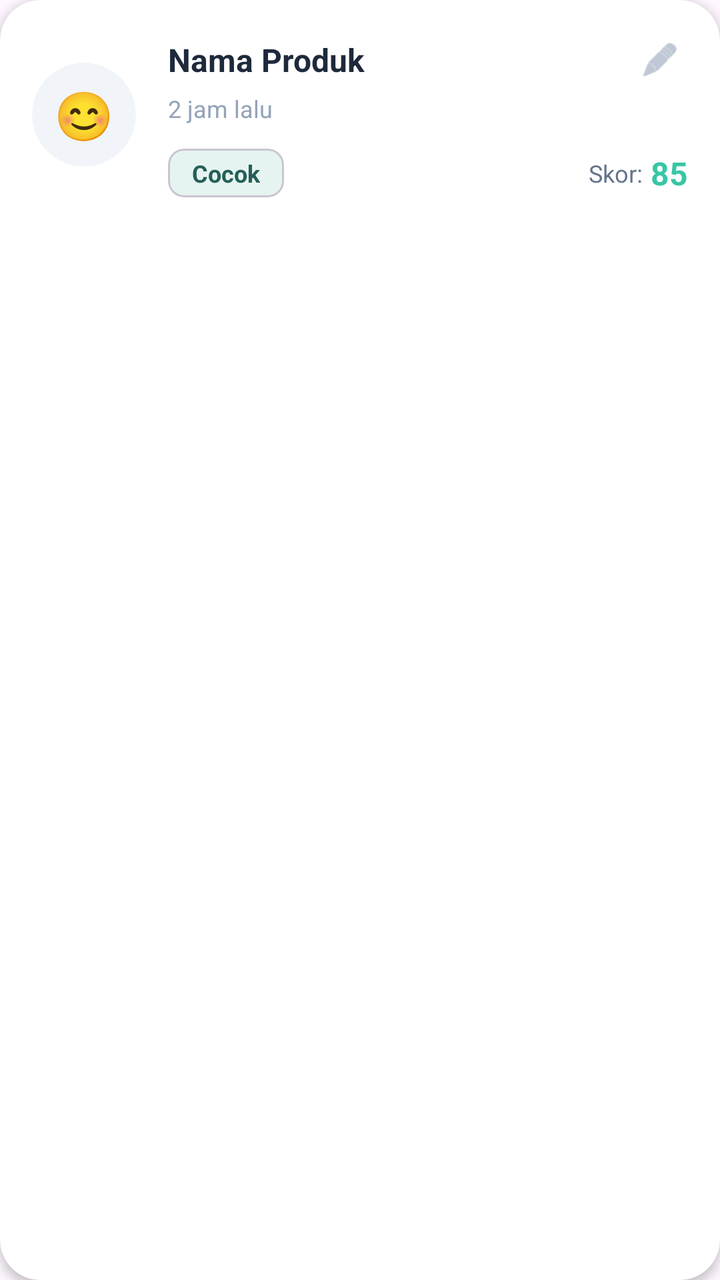
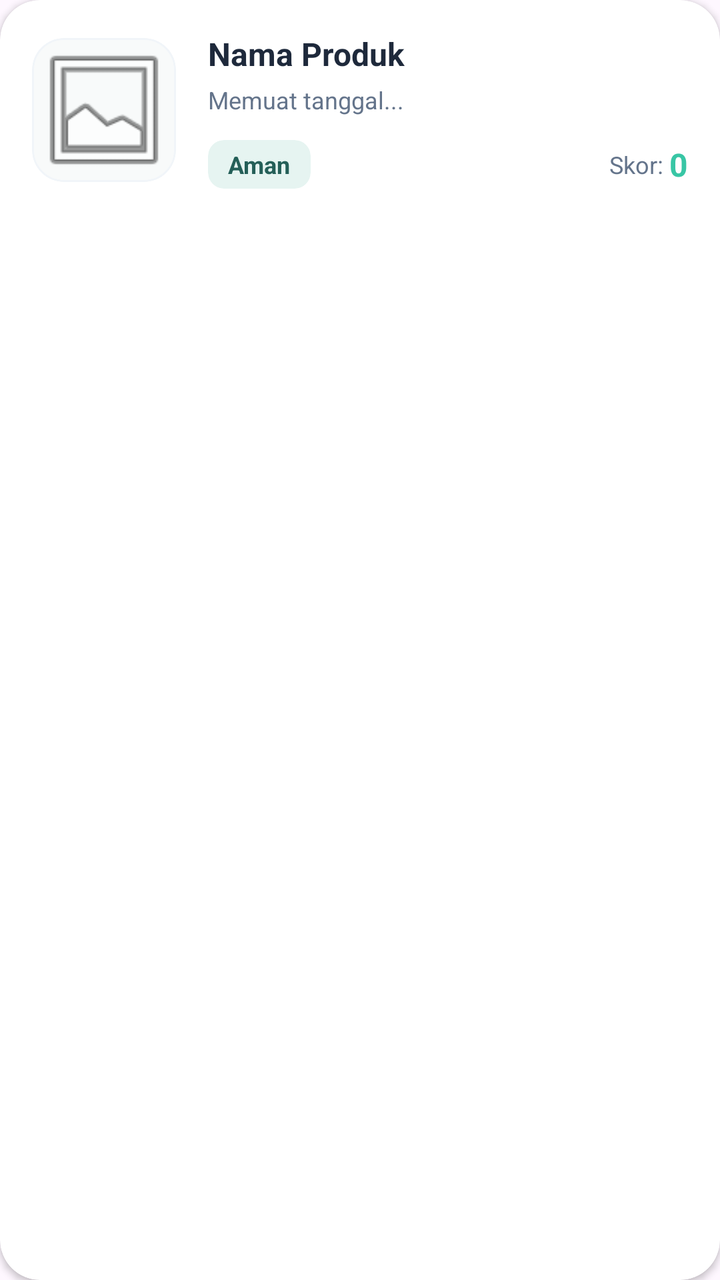

Screens rendered from an Android XML layout before and after an edit, with the pre-edit source and the edit as a unified diff.
<!-- AndroidManifest.xml: application theme Theme.kaktuan -->
<!-- res/layout/item_history.xml -->
<?xml version="1.0" encoding="utf-8"?>
<com.google.android.material.card.MaterialCardView
    xmlns:android="http://schemas.android.com/apk/res/android"
    xmlns:app="http://schemas.android.com/apk/res-auto"
    android:layout_width="match_parent"
    android:layout_height="wrap_content"
    android:layout_marginHorizontal="16dp"
    android:layout_marginTop="8dp"
    android:layout_marginBottom="8dp"
    android:clickable="true"
    android:focusable="true"
    android:foreground="?attr/selectableItemBackground"
    app:cardCornerRadius="20dp"
    app:cardElevation="3dp"
    app:cardBackgroundColor="@color/white"
    app:strokeWidth="0dp"> <LinearLayout
    android:layout_width="match_parent"
    android:layout_height="wrap_content"
    android:orientation="horizontal"
    android:padding="16dp"
    android:gravity="center_vertical">

    <com.google.android.material.card.MaterialCardView
        android:id="@+id/cvIconBg"
        android:layout_width="52dp"
        android:layout_height="52dp"
        android:layout_marginEnd="16dp"
        app:cardCornerRadius="26dp"
        app:cardBackgroundColor="#F1F5F9"
        app:strokeWidth="0dp"
        app:cardElevation="0dp">

        <TextView
            android:id="@+id/tvScoreIcon"
            android:layout_width="match_parent"
            android:layout_height="match_parent"
            android:gravity="center"
            android:text="😊"
            android:textSize="24sp" />
    </com.google.android.material.card.MaterialCardView>

    <LinearLayout
        android:layout_width="0dp"
        android:layout_height="wrap_content"
        android:layout_weight="1"
        android:orientation="vertical">

        <LinearLayout
            android:layout_width="match_parent"
            android:layout_height="wrap_content"
            android:orientation="horizontal"
            android:gravity="center_vertical">

            <TextView
                android:id="@+id/tvNamaProduk"
                android:layout_width="0dp"
                android:layout_height="wrap_content"
                android:layout_weight="1"
                android:text="Nama Produk"
                android:textColor="#1E293B"
                android:textSize="16sp"
                android:textStyle="bold"
                android:maxLines="1"
                android:ellipsize="end" />

            <ImageView
                android:id="@+id/btnEditName"
                android:layout_width="28dp"
                android:layout_height="28dp"
                android:background="?attr/selectableItemBackgroundBorderless"
                android:padding="4dp"
                android:src="@android:drawable/ic_menu_edit"
                app:tint="#94A3B8" />
        </LinearLayout>

        <TextView
            android:id="@+id/tvWaktu"
            android:layout_width="wrap_content"
            android:layout_height="wrap_content"
            android:layout_marginTop="2dp"
            android:text="2 jam lalu"
            android:textColor="#94A3B8"
            android:textSize="12sp" />

        <LinearLayout
            android:layout_width="match_parent"
            android:layout_height="wrap_content"
            android:orientation="horizontal"
            android:gravity="center_vertical"
            android:layout_marginTop="12dp">

            <com.google.android.material.card.MaterialCardView
                android:layout_width="wrap_content"
                android:layout_height="wrap_content"
                app:cardCornerRadius="8dp"
                app:cardBackgroundColor="#E6F4F1"
                app:cardElevation="0dp">
                <TextView
                    android:id="@+id/tvBadgeStatus"
                    android:layout_width="wrap_content"
                    android:layout_height="wrap_content"
                    android:text="Cocok"
                    android:textSize="12sp"
                    android:textStyle="bold"
                    android:textColor="#245F58"
                    android:paddingHorizontal="12dp"
                    android:paddingVertical="4dp" />
            </com.google.android.material.card.MaterialCardView>

            <View
                android:layout_width="0dp"
                android:layout_height="1dp"
                android:layout_weight="1" />

            <TextView
                android:layout_width="wrap_content"
                android:layout_height="wrap_content"
                android:text="Skor:"
                android:textColor="#64748B"
                android:textSize="12sp"
                android:layout_marginEnd="4dp"/>

            <TextView
                android:id="@+id/tvHealthScore"
                android:layout_width="wrap_content"
                android:layout_height="wrap_content"
                android:text="85"
                android:textColor="#38C6A5"
                android:textSize="16sp"
                android:textStyle="bold" />
        </LinearLayout>
    </LinearLayout>
</LinearLayout>
</com.google.android.material.card.MaterialCardView>
<!-- resources referenced by this layout -->
<resources>
  <color name="white">#FFFFFFFF</color>
  <style name="Theme.kaktuan" parent="Base.Theme.kaktuan" />
  <style name="Base.Theme.kaktuan" parent="Theme.Material3.DayNight.NoActionBar">
  
          <item name="colorPrimary">#1D5A5A</item>
          <item name="colorSecondary">#1D5A5A</item>
          <item name="colorTertiary">#1D5A5A</item>
  
          <item name="android:statusBarColor">#1D5A5A</item>
  
      </style>
</resources>

<!-- the commit's change to res/layout/item_history.xml (unified diff, before → after) -->
@@ -4,131 +4,116 @@
     xmlns:app="http://schemas.android.com/apk/res-auto"
     android:layout_width="match_parent"
     android:layout_height="wrap_content"
-    android:layout_marginHorizontal="16dp"
+    android:layout_marginHorizontal="20dp"
     android:layout_marginTop="8dp"
-    android:layout_marginBottom="8dp"
+    android:layout_marginBottom="12dp"
     android:clickable="true"
     android:focusable="true"
     android:foreground="?attr/selectableItemBackground"
     app:cardCornerRadius="20dp"
-    app:cardElevation="3dp"
+    app:cardElevation="2dp"
     app:cardBackgroundColor="@color/white"
-    app:strokeWidth="0dp"> <LinearLayout
-    android:layout_width="match_parent"
-    android:layout_height="wrap_content"
-    android:orientation="horizontal"
-    android:padding="16dp"
-    android:gravity="center_vertical">
-
-    <com.google.android.material.card.MaterialCardView
-        android:id="@+id/cvIconBg"
-        android:layout_width="52dp"
-        android:layout_height="52dp"
-        android:layout_marginEnd="16dp"
-        app:cardCornerRadius="26dp"
-        app:cardBackgroundColor="#F1F5F9"
-        app:strokeWidth="0dp"
-        app:cardElevation="0dp">
-
-        <TextView
-            android:id="@+id/tvScoreIcon"
-            android:layout_width="match_parent"
-            android:layout_height="match_parent"
-            android:gravity="center"
-            android:text="😊"
-            android:textSize="24sp" />
-    </com.google.android.material.card.MaterialCardView>
+    app:strokeWidth="0dp">
 
     <LinearLayout
-        android:layout_width="0dp"
+        android:layout_width="match_parent"
         android:layout_height="wrap_content"
-        android:layout_weight="1"
-        android:orientation="vertical">
+        android:orientation="horizontal"
+        android:padding="16dp"
+        android:gravity="center_vertical">
+
+        <com.google.android.material.card.MaterialCardView
+            android:layout_width="72dp"
+            android:layout_height="72dp"
+            android:layout_marginEnd="16dp"
+            app:cardCornerRadius="16dp"
+            app:cardBackgroundColor="#F8FAFA"
+            app:strokeWidth="1dp"
+            app:strokeColor="#F1F5F9"
+            app:cardElevation="0dp">
+
+            <ImageView
+                android:id="@+id/ivHistoryPhoto"
+                android:layout_width="match_parent"
+                android:layout_height="match_parent"
+                android:scaleType="centerCrop"
+                android:src="@android:drawable/ic_menu_gallery" />
+        </com.google.android.material.card.MaterialCardView>
 
         <LinearLayout
-            android:layout_width="match_parent"
+            android:layout_width="0dp"
             android:layout_height="wrap_content"
-            android:orientation="horizontal"
-            android:gravity="center_vertical">
+            android:layout_weight="1"
+            android:orientation="vertical">
 
             <TextView
                 android:id="@+id/tvNamaProduk"
-                android:layout_width="0dp"
+                android:layout_width="match_parent"
                 android:layout_height="wrap_content"
-                android:layout_weight="1"
                 android:text="Nama Produk"
                 android:textColor="#1E293B"
                 android:textSize="16sp"
                 android:textStyle="bold"
-                android:maxLines="1"
+                android:maxLines="2"
                 android:ellipsize="end" />
 
-            <ImageView
-                android:id="@+id/btnEditName"
-                android:layout_width="28dp"
-                android:layout_height="28dp"
-                android:background="?attr/selectableItemBackgroundBorderless"
-                android:padding="4dp"
-                android:src="@android:drawable/ic_menu_edit"
-                app:tint="#94A3B8" />
-        </LinearLayout>
-
-        <TextView
-            android:id="@+id/tvWaktu"
-            android:layout_width="wrap_content"
-            android:layout_height="wrap_content"
-            android:layout_marginTop="2dp"
-            android:text="2 jam lalu"
-            android:textColor="#94A3B8"
-            android:textSize="12sp" />
-
-        <LinearLayout
-            android:layout_width="match_parent"
-            android:layout_height="wrap_content"
-            android:orientation="horizontal"
-            android:gravity="center_vertical"
-            android:layout_marginTop="12dp">
-
-            <com.google.android.material.card.MaterialCardView
+            <TextView
+                android:id="@+id/tvWaktu"
                 android:layout_width="wrap_content"
                 android:layout_height="wrap_content"
-                app:cardCornerRadius="8dp"
-                app:cardBackgroundColor="#E6F4F1"
-                app:cardElevation="0dp">
-                <TextView
-                    android:id="@+id/tvBadgeStatus"
+                android:layout_marginTop="4dp"
+                android:text="Memuat tanggal..."
+                android:textColor="#64748B"
+                android:textSize="12sp" />
+
+            <LinearLayout
+                android:layout_width="match_parent"
+                android:layout_height="wrap_content"
+                android:orientation="horizontal"
+                android:gravity="center_vertical"
+                android:layout_marginTop="12dp">
+
+                <com.google.android.material.card.MaterialCardView
+                    android:id="@+id/cvBadgeStatus"
                     android:layout_width="wrap_content"
                     android:layout_height="wrap_content"
-                    android:text="Cocok"
-                    android:textSize="12sp"
-                    android:textStyle="bold"
-                    android:textColor="#245F58"
-                    android:paddingHorizontal="12dp"
-                    android:paddingVertical="4dp" />
-            </com.google.android.material.card.MaterialCardView>
+                    app:cardCornerRadius="8dp"
+                    app:cardBackgroundColor="#E6F4F1"
+                    app:strokeWidth="0dp"
+                    app:cardElevation="0dp">
+                    <TextView
+                        android:id="@+id/tvBadgeStatus"
+                        android:layout_width="wrap_content"
+                        android:layout_height="wrap_content"
+                        android:text="Aman"
+                        android:textSize="12sp"
+                        android:textStyle="bold"
+                        android:textColor="#245F58"
+                        android:paddingHorizontal="10dp"
+                        android:paddingVertical="4dp" />
+                </com.google.android.material.card.MaterialCardView>
 
-            <View
-                android:layout_width="0dp"
-                android:layout_height="1dp"
-                android:layout_weight="1" />
+                <View
+                    android:layout_width="0dp"
+                    android:layout_height="1dp"
+                    android:layout_weight="1" />
 
-            <TextView
-                android:layout_width="wrap_content"
-                android:layout_height="wrap_content"
-                android:text="Skor:"
-                android:textColor="#64748B"
-                android:textSize="12sp"
-                android:layout_marginEnd="4dp"/>
+                <TextView
+                    android:layout_width="wrap_content"
+                    android:layout_height="wrap_content"
+                    android:text="Skor: "
+                    android:textColor="#64748B"
+                    android:textSize="12sp" />
 
-            <TextView
-                android:id="@+id/tvHealthScore"
-                android:layout_width="wrap_content"
-                android:layout_height="wrap_content"
-                android:text="85"
-                android:textColor="#38C6A5"
-                android:textSize="16sp"
-                android:textStyle="bold" />
+                <TextView
+                    android:id="@+id/tvHealthScore"
+                    android:layout_width="wrap_content"
+                    android:layout_height="wrap_content"
+                    android:text="0"
+                    android:textColor="#38C6A5"
+                    android:textSize="16sp"
+                    android:textStyle="bold" />
+            </LinearLayout>
         </LinearLayout>
     </LinearLayout>
-</LinearLayout>
 </com.google.android.material.card.MaterialCardView>
